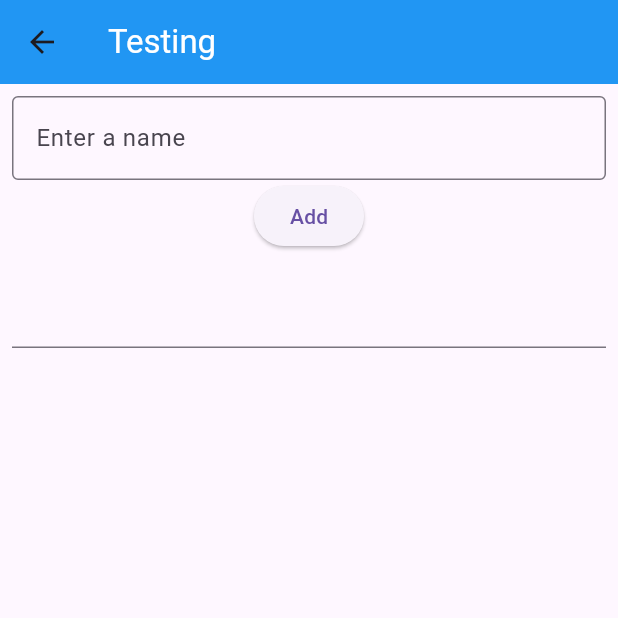
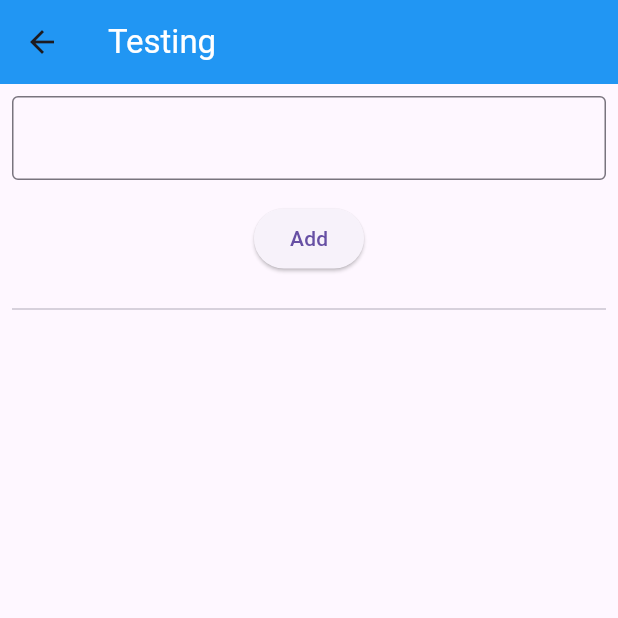
Before and after one commit to Firuz43/flutternotes, a Flutter app: the NotesView screen opened directly, after a tap on "Add", on a phone screen of 412 x 824 dp, the top half of it. Run offline on Flutter 3.47's test engine with Material 3 defaults, Android fonts, the phone set to English and light mode, and no system bars; our stand-ins replace firebase_auth, firebase_core; accounts and stored records are empty.

Commit message:
project testing

```diff
--- a/lib/main.dart
+++ b/lib/main.dart
@@ -5,6 +5,7 @@ import 'package:flutternotes/firebase_options.dart';
 import 'package:flutternotes/projects/shopping_cart_app.dart';
 import 'package:flutternotes/projects/shopping_practice.dart';
 import 'package:flutternotes/projects/test.dart';
+import 'package:flutternotes/projects/testing.dart';
 import 'package:flutternotes/views/bmi_calc.dart';
 import 'package:flutternotes/views/calculator.dart';
 import 'package:flutternotes/views/counter.dart';
@@ -92,7 +93,8 @@ class _NotesViewState extends State<NotesView> {
       // body: Practice(),
       // body: ShoppingCartApp(),
       // body: ShoppingPractice(),
-      body: Test(),
+      // body: Test(),
+      body: Testing(),
     );
   }
 }
--- a/lib/projects/test.dart
+++ b/lib/projects/test.dart
@@ -60,6 +60,7 @@ class _TestState extends State<Test> {
               child: const Text("Add"),
             ),
             SizedBox(height: 16),
+
             TextField(),
 
             Expanded(
--- /dev/null
+++ b/lib/projects/testing.dart
@@ -0,0 +1,72 @@
+import 'package:flutter/material.dart';
+
+class Testing extends StatefulWidget {
+  const Testing({super.key});
+
+  @override
+  State<Testing> createState() => _TestingState();
+}
+
+class _TestingState extends State<Testing> {
+  TextEditingController inputeController = TextEditingController();
+  final List<String> items = [];
+
+  void addItem() {
+    setState(() {
+      if(inputeController.text.isNotEmpty){
+        items.add(inputeController.text);
+        inputeController.clear();
+      }else {
+        "Please try again";
+      }
+    });
+  }
+
+  @override
+  Widget build(BuildContext context) {
+    return Scaffold(
+      appBar: AppBar(
+        backgroundColor: Colors.blue,
+        title: Text(
+          "Testing",
+          style: TextStyle(color: Colors.white),
+        ),
+      ),
+      body: Padding(
+        padding: const EdgeInsets.all(8.0),
+        child: Column(
+          children: [
+            TextField(
+              controller: inputeController,
+              decoration: InputDecoration(
+                border: OutlineInputBorder()
+              ),
+            ),
+
+            SizedBox(height: 15),
+
+            ElevatedButton(
+              onPressed: addItem,
+              child: Text("Add")
+            ),
+            SizedBox(height: 15),
+
+            Divider(),
+            Expanded(
+              child: ListView.builder(
+                itemCount: items.length,
+                itemBuilder: (context, index) {
+                  return Column(
+                    children: [
+                      Text(items[index]),
+                    ],
+                  );
+                }
+              ),
+            )
+          ],
+        ),
+      ),
+    );
+  }
+}
```
